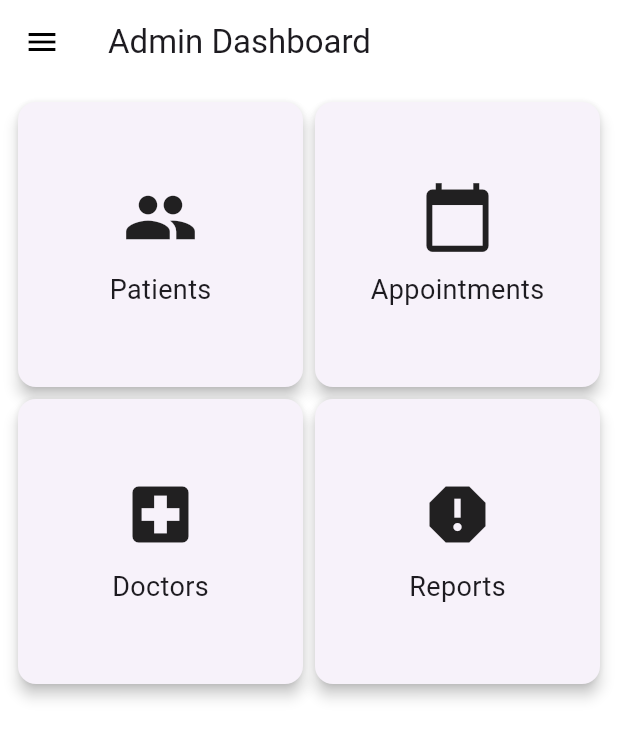
After one commit to SadeeshaPerera/smart_healthcare_system, a Flutter app: the AdminDashboard screen opened directly, on a phone screen of 412 x 824 dp. The commit adds this screen. Shown: the top 739 px of the screen. Run offline on Flutter 3.47's test engine with Material 3 defaults, Android fonts, the phone set to English and light mode, and no system bars; our stand-ins replace firebase_auth, firebase_core; missing offline and left inert: firebase_ui_auth, firebase_ui_oauth_google; accounts and stored records are empty.

Commit message:
feat: Implement basic admin dashboard

```diff
--- /dev/null
+++ b/lib/admin/admin_dashboard.dart
@@ -0,0 +1,91 @@
+import 'package:flutter/material.dart';
+
+class AdminDashboard extends StatefulWidget {
+  const AdminDashboard({super.key});
+
+  @override
+  _AdminDashboardState createState() => _AdminDashboardState();
+}
+
+class _AdminDashboardState extends State<AdminDashboard> {
+  @override
+  Widget build(BuildContext context) {
+    return Scaffold(
+      appBar: AppBar(
+        title: const Text('Admin Dashboard'),
+      ),
+      drawer: Drawer(
+        child: ListView(
+          padding: EdgeInsets.zero,
+          children: <Widget>[
+            const DrawerHeader(
+              child: Text('Menu'),
+              decoration: BoxDecoration(
+                color: Colors.blue,
+              ),
+            ),
+            ListTile(
+              title: Text('Patients'),
+              onTap: () {
+                // Navigate to Patients section
+              },
+            ),
+            ListTile(
+              title: Text('Appointments'),
+              onTap: () {
+                // Navigate to Appointments section
+              },
+            ),
+            ListTile(
+              title: Text('Doctors'),
+              onTap: () {
+                // Navigate to Doctors section
+              },
+            ),
+          ],
+        ),
+      ),
+      body: Padding(
+        padding: const EdgeInsets.all(8.0),
+        child: GridView.count(
+          crossAxisCount: 2,
+          children: <Widget>[
+            DashboardCard(title: 'Patients', icon: Icons.people),
+            DashboardCard(title: 'Appointments', icon: Icons.calendar_today),
+            DashboardCard(title: 'Doctors', icon: Icons.local_hospital),
+            DashboardCard(title: 'Reports', icon: Icons.report),
+          ],
+        ),
+      ),
+    );
+  }
+}
+
+class DashboardCard extends StatelessWidget {
+  final String title;
+  final IconData icon;
+
+  DashboardCard({required this.title, required this.icon});
+
+  @override
+  Widget build(BuildContext context) {
+    return Card(
+      elevation: 4,
+      child: InkWell(
+        onTap: () {
+          // Handle card tap
+        },
+        child: Center(
+          child: Column(
+            mainAxisSize: MainAxisSize.min,
+            children: <Widget>[
+              Icon(icon, size: 50),
+              SizedBox(height: 10),
+              Text(title, style: TextStyle(fontSize: 18)),
+            ],
+          ),
+        ),
+      ),
+    );
+  }
+}
--- a/lib/auth_gate.dart
+++ b/lib/auth_gate.dart
@@ -2,6 +2,7 @@ import 'package:firebase_auth/firebase_auth.dart' hide EmailAuthProvider;
 import 'package:firebase_ui_auth/firebase_ui_auth.dart';
 import 'package:firebase_ui_oauth_google/firebase_ui_oauth_google.dart'; // new
 import 'package:flutter/material.dart';
+import 'package:smart_healthcare_system/admin/admin_dashboard.dart';
 
 import 'home.dart';
 
@@ -37,12 +38,27 @@ class AuthGate extends StatelessWidget {
               );
             },
             footerBuilder: (context, action) {
-              return const Padding(
-                padding: EdgeInsets.only(top: 16),
-                child: Text(
-                  'By signing in, you agree to our terms and conditions.',
-                  style: TextStyle(color: Colors.grey),
-                ),
+              return Column(
+                children: [
+                  const Padding(
+                    padding: EdgeInsets.only(top: 16),
+                    child: Text(
+                      'By signing in, you agree to our terms and conditions.',
+                      style: TextStyle(color: Colors.grey),
+                    ),
+                  ),
+                  const SizedBox(height: 16),
+                  TextButton(
+                    onPressed: () {
+                      Navigator.push(
+                        context,
+                        MaterialPageRoute(
+                            builder: (context) => const AdminDashboard()),
+                      );
+                    },
+                    child: const Text('Other User?'),
+                  ),
+                ],
               );
             },
             sideBuilder: (context, shrinkOffset) {
--- a/lib/main.dart
+++ b/lib/main.dart
@@ -17,6 +17,7 @@ class MyApp extends StatelessWidget {
   @override
   Widget build(BuildContext context) {
     return MaterialApp(
+      title: 'HealSync | Smart Healthcare System',
       theme: ThemeData(
         primarySwatch: Colors.blue,
         scaffoldBackgroundColor: Colors.white,
```
